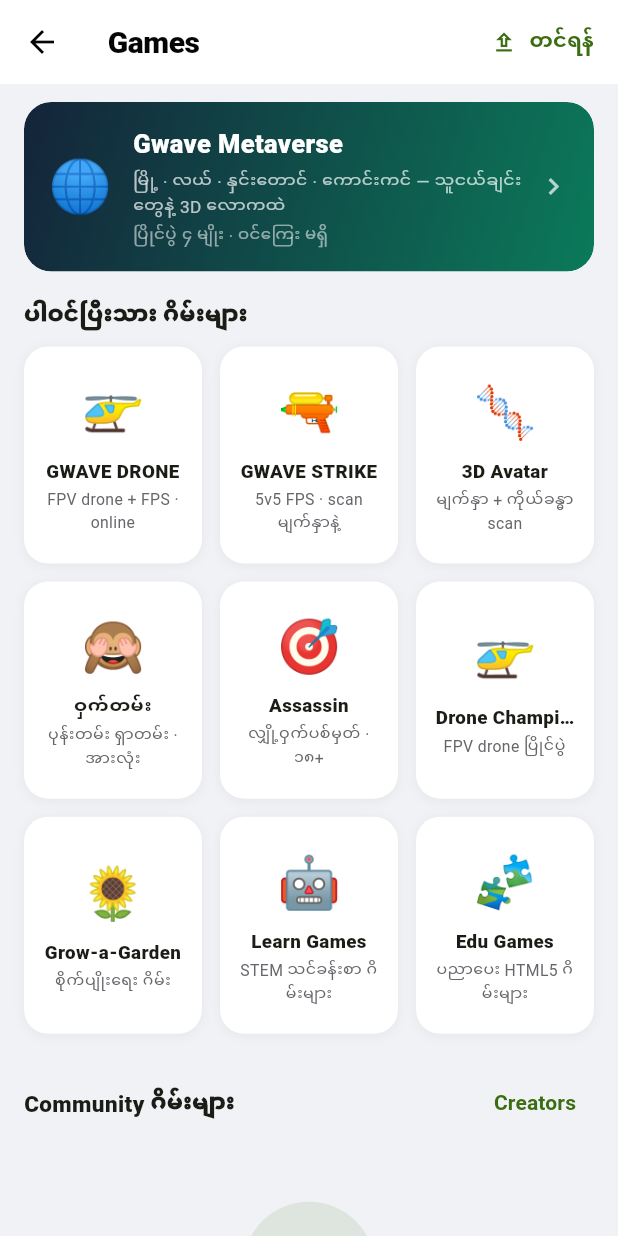
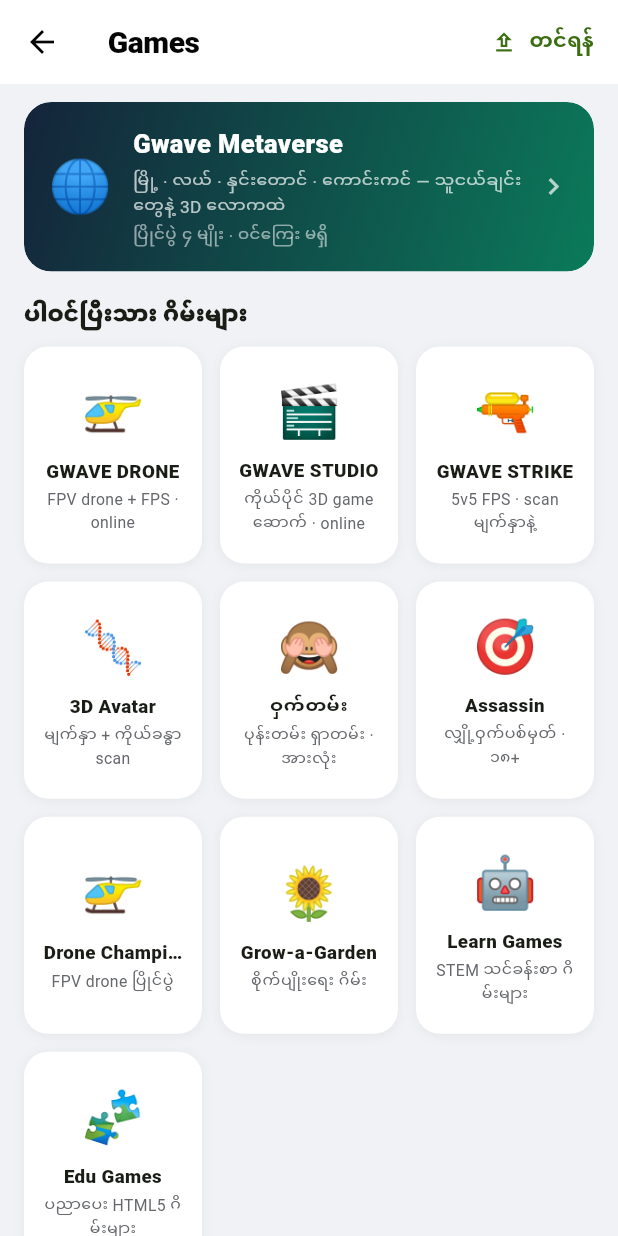
Before and after one commit to KoNyein/gwave.ai, a Flutter app: the GamesScreen screen opened directly, on a phone screen of 412 x 824 dp. Run offline on Flutter 3.47's test engine with Material 3 defaults, Android fonts, the phone set to English and light mode, and no system bars; our stand-ins replace app_links, audioplayers, cached_network_image, camera, file_picker, firebase_core and 19 more; missing offline and left inert: apivideo_live_stream, app_usage, flutter_pdfview, flutter_webrtc, installed_apps, light and 8 more; accounts and stored records are empty; network calls fail; statements that could not run were skipped; project files that could hold a hidden picture were left out.

Commit message:
mobile: GWAVE STUDIO tile in games hub
Opens the new gWave Studio world & game creator (/engine/studio.html)
in the signed-in in-app browser, next to the GWAVE DRONE tile.

Co-Authored-By: Claude Fable 5 <noreply@anthropic.com>
Claude-Session: https://claude.ai/code/session_012s9enLxZbWByPEqhMYct4c

```diff
--- a/mobile/lib/features/games/games_screen.dart
+++ b/mobile/lib/features/games/games_screen.dart
@@ -29,6 +29,7 @@ class _GamesScreenState extends State<GamesScreen> {
   ///   ၁၈+ မဟုတ်သူက အဲဒီစာမျက်နှာကနေ `/restricted` ကို ရောက်သွားမယ်။
   static const _builtins = <(String, String, String, String)>[
     ("🚁", "GWAVE DRONE", "FPV drone + FPS · online", "/drone/index.html"),
+    ("🎬", "GWAVE STUDIO", "ကိုယ်ပိုင် 3D game ဆောက် · online", "/engine/studio.html"),
     ("🔫", "GWAVE STRIKE", "5v5 FPS · scan မျက်နှာနဲ့", "/strike/"),
     ("🧬", "3D Avatar", "မျက်နှာ + ကိုယ်ခန္ဓာ scan", "/profile/avatar"),
     ("🙈", "ဝှက်တမ်း", "ပုန်းတမ်း ရှာတမ်း · အားလုံး", "/games/arena"),
```
